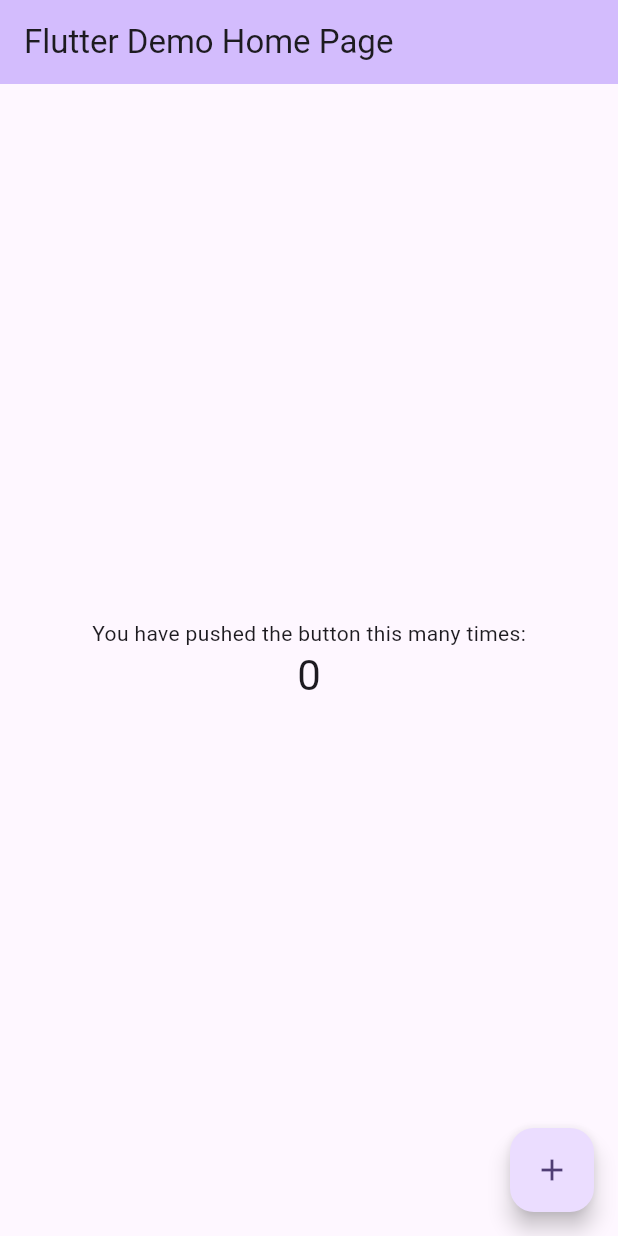
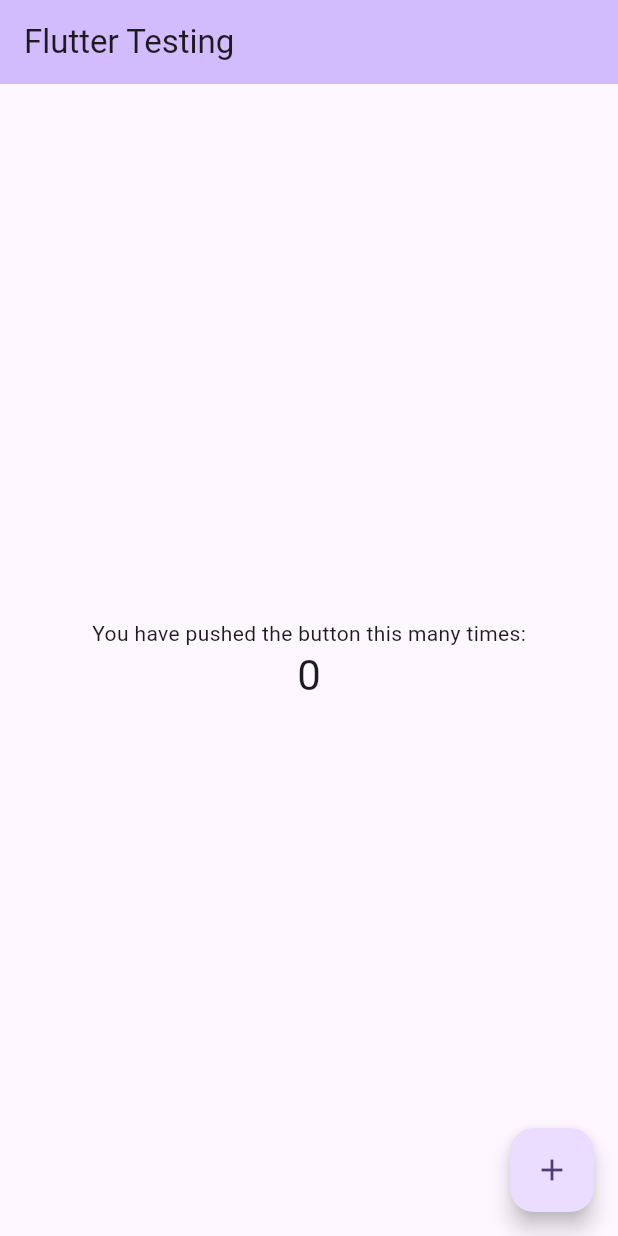
Before and after one commit to keaneray-o/flutter_profile_card, a Flutter app: the screen it shows after launch, on a phone screen of 412 x 824 dp. Run offline on Flutter 3.47's test engine with Material 3 defaults, Android fonts, the phone set to English and light mode, and no system bars.

Commit message:
belajar fundamental flutter-debugging

```diff
--- a/lib/main.dart
+++ b/lib/main.dart
@@ -30,7 +30,8 @@ class MyApp extends StatelessWidget {
         // tested with just a hot reload.
         colorScheme: ColorScheme.fromSeed(seedColor: Colors.deepPurple),
       ),
-      home: const MyHomePage(title: 'Flutter Demo Home Page'),
+      home: const MyHomePage(title: 'Flutter Testing'),
+      debugShowCheckedModeBanner: false,
     );
   }
 }
```
Also changed, not shown: lib/doc-about.dart (added, +50 -0 lines).
